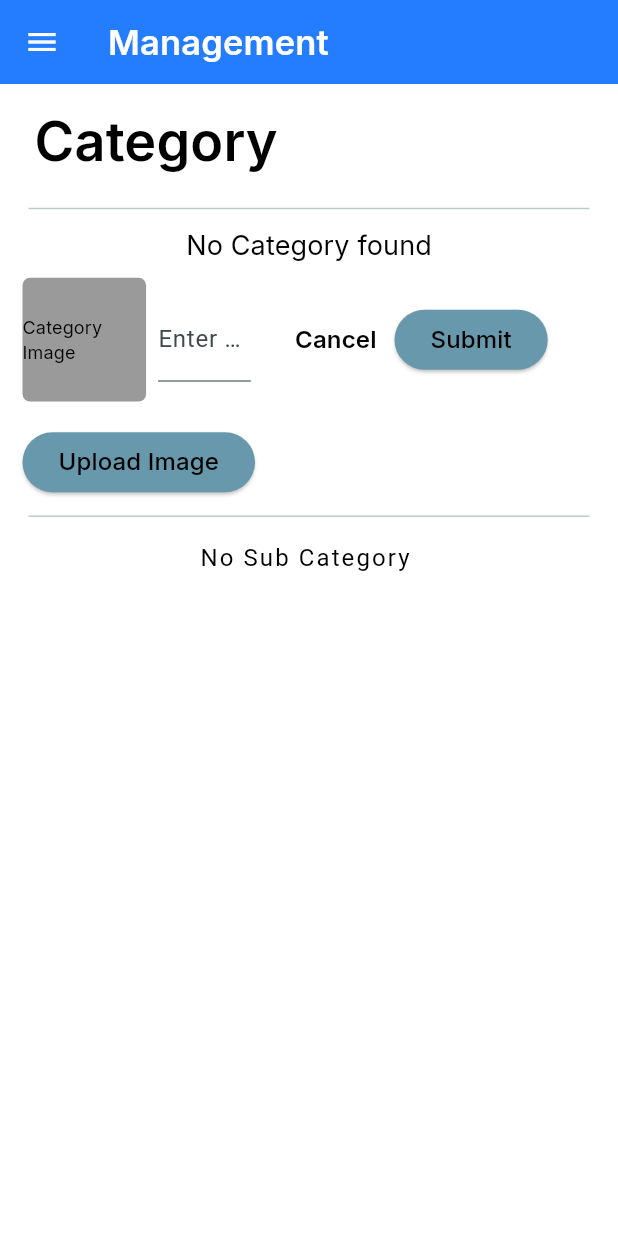
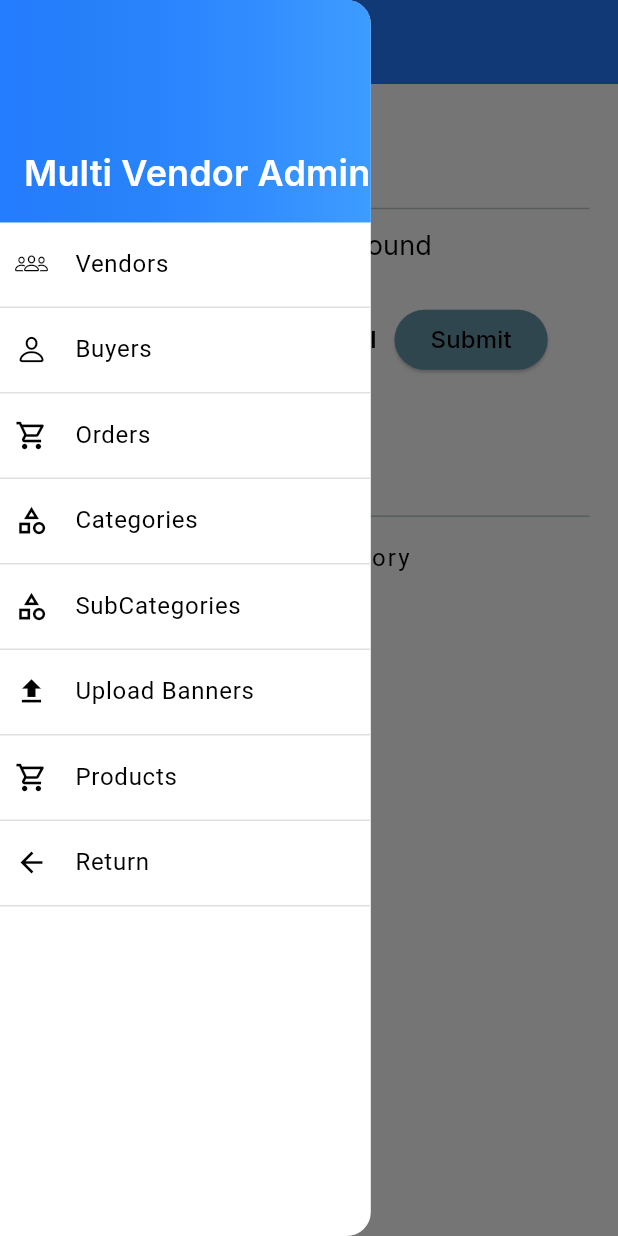
Before and after one commit to Sukhmeetsingh306/store_app, a Flutter app: the WebDeviceView screen opened by its route, with the side drawer open (before the commit the screen has no drawer), on a phone screen of 412 x 824 dp. Run offline on Flutter 3.47's test engine with Material 3 defaults, Android fonts, the light colour scheme and no system bars; our stand-ins replace file_picker, flutter_riverpod, flutter_svg, go_router, google_fonts, image_picker and 4 more; missing offline and left inert: cloudinary_public, flutter_admin_scaffold, random_avatar; accounts and stored records are empty; network calls fail.

Commit message:
drawer added in the code so we can use in the mobile device

```diff
--- a/multi_vendor/lib/screen/seller/web_seller_screen.dart
+++ b/multi_vendor/lib/screen/seller/web_seller_screen.dart
@@ -1,11 +1,13 @@
 import 'package:flutter/cupertino.dart';
 import 'package:flutter/material.dart';
 import 'package:go_router/go_router.dart';
+import 'package:multi_vendor/utils/widget/space_widget_utils.dart';
 
 import '../../utils/fonts/google_fonts_utils.dart';
 import '../../utils/theme/color/color_theme.dart';
 import '../../utils/widget/web/admin_menu_item.dart';
 import '../../utils/widget/web/admin_scaffold_web.dart';
+import '../../utils/widget/web/side_bar_item.dart';
 import '../../utils/widget/web/side_bar_web.dart';
 import 'sideScreen/buyer_side_screen.dart';
 import 'sideScreen/category_side_screen.dart';
@@ -25,9 +27,9 @@ class WebDeviceView extends StatefulWidget {
   State<WebDeviceView> createState() => _WebDeviceViewState();
 }
 
-class _WebDeviceViewState extends State<WebDeviceView> {
 // MARK: when the code completed change it back
 //Widget _selectedScreen = VendorSideScreen();
+class _WebDeviceViewState extends State<WebDeviceView> {
   Widget _selectedScreen = SubCategorySideScreen();
   bool isLoading = false;
 
@@ -104,6 +106,71 @@ class _WebDeviceViewState extends State<WebDeviceView> {
   Widget web() {
     return AdminScaffold(
       backgroundColor: ColorTheme.color.transparentBack,
+      drawer: !isWebMobile(context)
+          ? Drawer(
+              width: isWebMobile(context)
+                  ? MediaQuery.of(context).size.width * 0.5
+                  : MediaQuery.of(context).size.width * 0.6,
+              backgroundColor: ColorTheme.color.whiteColor,
+              child: MediaQuery.removePadding(
+                context: context,
+                removeTop: true,
+                child: SafeArea(
+                  top: false,
+                  child: Column(
+                    children: [
+                      Container(
+                        height: MediaQuery.of(context).size.height * 0.18,
+                        width: double.infinity,
+                        decoration: BoxDecoration(
+                          gradient: LinearGradient(
+                            colors: gradientColors(),
+                          ),
+                        ),
+                        alignment: Alignment.bottomLeft,
+                        padding: const EdgeInsets.only(left: 16, bottom: 16),
+                        child: googleInterText(
+                          "Multi Vendor Admin",
+                          color: Colors.white,
+                          fontSize: 24,
+                        ),
+                      ),
+                      Expanded(
+                        child: ListView.builder(
+                          itemCount: _menuItems.length,
+                          itemBuilder: (context, index) {
+                            return SideBarItem(
+                              items: _menuItems,
+                              index: index,
+                              onSelected: (selectedIndex) {
+                                Navigator.pop(context);
+                                screenSelector(selectedIndex);
+                              },
+                              selectedRoute: '',
+                              textStyle: const TextStyle(
+                                color: Colors.black,
+                                fontWeight: FontWeight.w400,
+                                fontSize: 16,
+                              ),
+                              iconColor: Colors.black,
+                              activeTextStyle: const TextStyle(
+                                color: Colors.blue,
+                                fontWeight: FontWeight.w600,
+                              ),
+                              activeIconColor: Colors.blue,
+                              backgroundColor: Colors.transparent,
+                              activeBackgroundColor: const Color(0xFFE0E0E0),
+                              borderColor: Colors.grey.shade300,
+                            );
+                          },
+                        ),
+                      ),
+                    ],
+                  ),
+                ),
+              ),
+            )
+          : null,
       appBar: AppBar(
         backgroundColor: ColorTheme.color.mediumBlue,
         title: googleInterText(
@@ -113,7 +180,8 @@ class _WebDeviceViewState extends State<WebDeviceView> {
         centerTitle: false,
       ),
       body: _selectedScreen,
-      sideBar: SideBar(
+      sideBar: isWebMobile(context)
+          ? SideBar(
               header: Container(
                 height: MediaQuery.of(context).size.height * 0.07,
                 width: double.infinity,
@@ -130,7 +198,39 @@ class _WebDeviceViewState extends State<WebDeviceView> {
                   ),
                 ),
               ),
-        items: const [
+              items: _menuItems,
+              textStyle: TextStyle(
+                color: Colors.black,
+                fontWeight: FontWeight.w400,
+                fontSize: 16,
+              ),
+              iconColor: Colors.black,
+              selectedRoute: '',
+              onSelected: (route) => screenSelector(route),
+            )
+          : null,
+    );
+  }
+
+  @override
+  Widget build(BuildContext context) {
+    return Stack(
+      children: [
+        web(),
+        if (isLoading)
+          Positioned.fill(
+            child: Container(
+              color: Colors.white.withAlpha(4),
+              child: const Center(
+                child: CircularProgressIndicator(),
+              ),
+            ),
+          ),
+      ],
+    );
+  }
+
+  List<AdminMenuItem> get _menuItems => const [
         AdminMenuItem(
           title: 'Vendors',
           route: VendorSideScreen.routeName,
@@ -171,33 +271,5 @@ class _WebDeviceViewState extends State<WebDeviceView> {
           route: 'return',
           icon: Icons.arrow_back_sharp,
         ),
-        ],
-        textStyle: TextStyle(
-          color: Colors.black,
-          fontWeight: FontWeight.w400,
-        ),
-        iconColor: Colors.black,
-        selectedRoute: '',
-        onSelected: (route) => screenSelector(route),
-      ),
-    );
+      ];
 }
-
-  @override
-  Widget build(BuildContext context) {
-    return Stack(
-      children: [
-        web(),
-        if (isLoading)
-          Positioned.fill(
-            child: Container(
-              color: Colors.white.withAlpha(4),
-              child: const Center(
-                child: CircularProgressIndicator(),
-              ),
-            ),
-          ),
-      ],
-    );
-  }
-}
```
Lines whose indentation alone changed are shown as unchanged.
